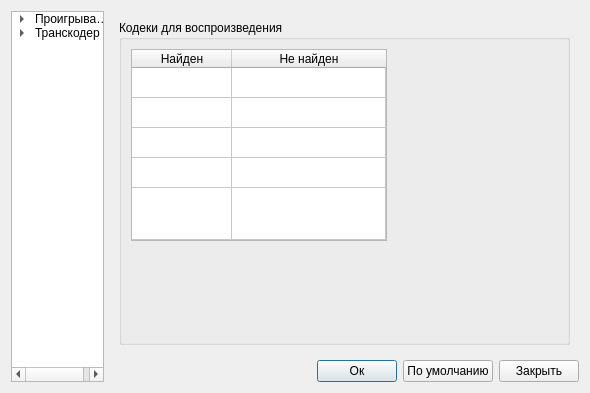
ipse666/cueplayer, file ui/preferences.ui: the form before one commit.
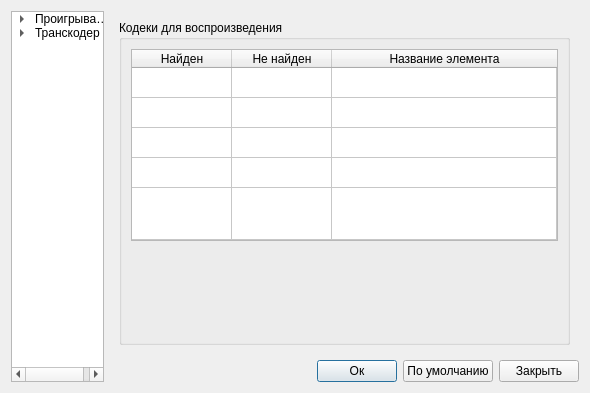
The form after the commit. The open tabs and pages were chosen to show the change. Icons and pictures are not drawn.

```diff
--- a/ui/preferences.ui
+++ b/ui/preferences.ui
@@ -323,6 +323,11 @@
 			  <string>Не найден</string>
 			 </property>
 			</column>
+			<column>
+			 <property name="text">
+			  <string>Название элемента</string>
+			 </property>
+			</column>
 			<item row="0" column="0">
 			 <property name="text">
 			  <string/>
@@ -348,6 +353,11 @@
 			  <set>AlignHCenter|AlignVCenter|AlignCenter</set>
 			 </property>
 			</item>
+			<item row="0" column="2">
+			 <property name="textAlignment">
+			  <set>AlignHCenter|AlignVCenter|AlignCenter</set>
+			 </property>
+			</item>
 			<item row="1" column="0">
 			 <property name="text">
 			  <string/>
@@ -364,6 +374,11 @@
 			  <set>AlignHCenter|AlignVCenter|AlignCenter</set>
 			 </property>
 			</item>
+			<item row="1" column="2">
+			 <property name="textAlignment">
+			  <set>AlignHCenter|AlignVCenter|AlignCenter</set>
+			 </property>
+			</item>
 			<item row="2" column="0">
 			 <property name="text">
 			  <string/>
@@ -380,6 +395,11 @@
 			  <set>AlignHCenter|AlignVCenter|AlignCenter</set>
 			 </property>
 			</item>
+			<item row="2" column="2">
+			 <property name="textAlignment">
+			  <set>AlignHCenter|AlignVCenter|AlignCenter</set>
+			 </property>
+			</item>
 			<item row="3" column="0">
 			 <property name="text">
 			  <string/>
@@ -396,6 +416,11 @@
 			  <set>AlignHCenter|AlignVCenter|AlignCenter</set>
 			 </property>
 			</item>
+			<item row="3" column="2">
+			 <property name="textAlignment">
+			  <set>AlignHCenter|AlignVCenter|AlignCenter</set>
+			 </property>
+			</item>
 			<item row="4" column="0">
 			 <property name="text">
 			  <string/>
@@ -412,21 +437,13 @@
 			  <set>AlignHCenter|AlignVCenter|AlignCenter</set>
 			 </property>
 			</item>
+			<item row="4" column="2">
+			 <property name="textAlignment">
+			  <set>AlignHCenter|AlignVCenter|AlignCenter</set>
+			 </property>
+			</item>
 		   </widget>
 		  </item>
-		  <item row="0" column="1">
-		   <spacer name="horizontalSpacer_6">
-			<property name="orientation">
-			 <enum>Qt::Horizontal</enum>
-			</property>
-			<property name="sizeHint" stdset="0">
-			 <size>
-			  <width>135</width>
-			  <height>20</height>
-			 </size>
-			</property>
-		   </spacer>
-		  </item>
 		  <item row="1" column="0">
 		   <spacer name="verticalSpacer_4">
 			<property name="orientation">
@@ -434,7 +451,7 @@
 			</property>
 			<property name="sizeHint" stdset="0">
 			 <size>
-			  <width>20</width>
+			  <width>397</width>
 			  <height>83</height>
 			 </size>
 			</property>
```
Left out of the diff: 13 changed lines with no effect on the pictures.
